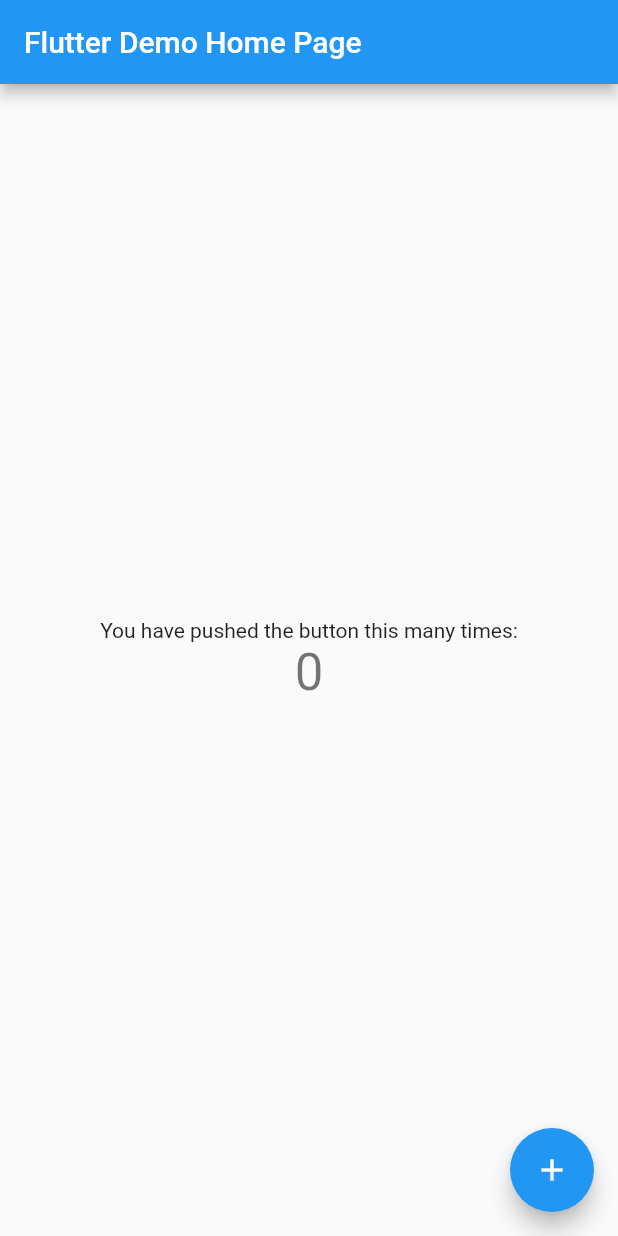
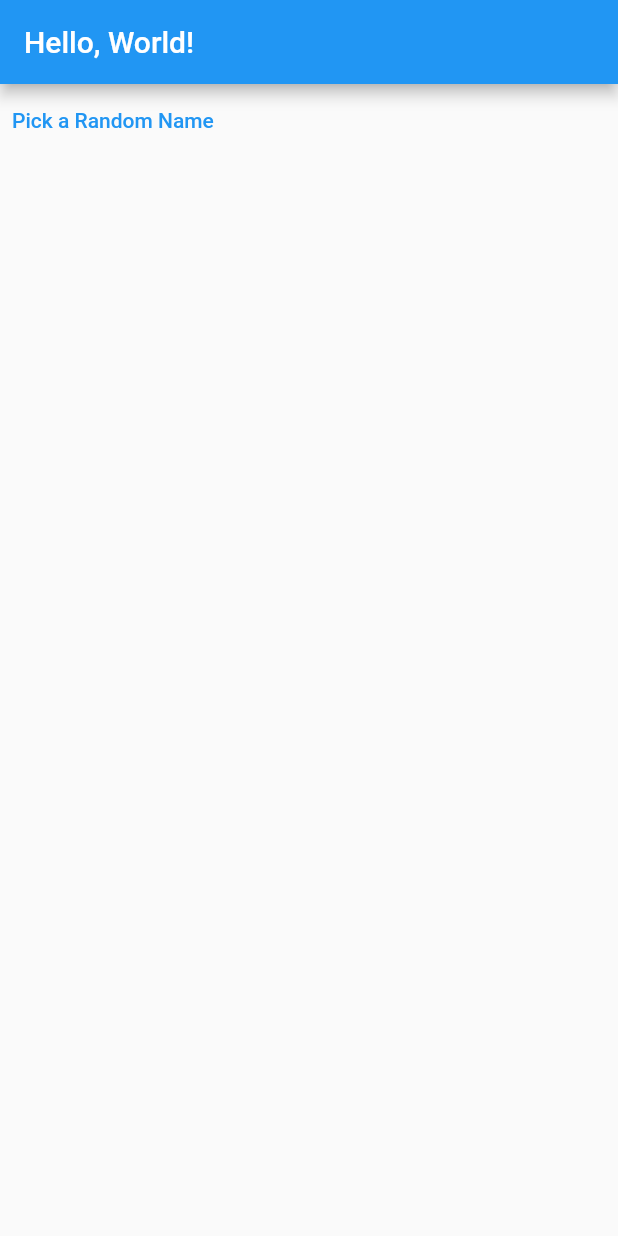
Before and after one commit to oleajan/flutter_testingbloc, a Flutter app: the screen it shows after launch, on a phone screen of 412 x 824 dp. Run offline on Flutter 3.47's test engine with Material 2 defaults, Android fonts, the phone set to English and light mode, and no system bars; our stand-ins replace bloc.

```diff
--- a/lib/main.dart
+++ b/lib/main.dart
@@ -1,4 +1,6 @@
 import 'package:flutter/material.dart';
+import 'package:bloc/bloc.dart';
+import 'dart:math' as math show Random;
 
 void main() {
   runApp(const MyApp());
@@ -7,39 +9,34 @@ void main() {
 class MyApp extends StatelessWidget {
   const MyApp({Key? key}) : super(key: key);
 
-  // This widget is the root of your application.
   @override
   Widget build(BuildContext context) {
     return MaterialApp(
       title: 'Flutter Demo',
       theme: ThemeData(
-        // This is the theme of your application.
-        //
-        // Try running your application with "flutter run". You'll see the
-        // application has a blue toolbar. Then, without quitting the app, try
-        // changing the primarySwatch below to Colors.green and then invoke
-        // "hot reload" (press "r" in the console where you ran "flutter run",
-        // or simply save your changes to "hot reload" in a Flutter IDE).
-        // Notice that the counter didn't reset back to zero; the application
-        // is not restarted.
         primarySwatch: Colors.blue,
       ),
+      debugShowCheckedModeBanner: false,
       home: const MyHomePage(title: 'Flutter Demo Home Page'),
     );
   }
 }
 
+const names = ['Foo', 'Bar', 'Baz'];
+
+//* picks a number at random between 0 and length of T
+extension RandomElement<T> on Iterable<T> {
+  T getRandomElement() => elementAt(math.Random().nextInt(length));
+}
+
+class NamesCubit extends Cubit<String?> {
+  NamesCubit() : super(null);
+
+  void pickRandomName() => emit(names.getRandomElement());
+}
+
 class MyHomePage extends StatefulWidget {
   const MyHomePage({Key? key, required this.title}) : super(key: key);
-
-  // This widget is the home page of your application. It is stateful, meaning
-  // that it has a State object (defined below) that contains fields that affect
-  // how it looks.
-
-  // This class is the configuration for the state. It holds the values (in this
-  // case the title) provided by the parent (in this case the App widget) and
-  // used by the build method of the State. Fields in a Widget subclass are
-  // always marked "final".
 
   final String title;
 
@@ -48,68 +45,52 @@ class MyHomePage extends StatefulWidget {
 }
 
 class _MyHomePageState extends State<MyHomePage> {
-  int _counter = 0;
+  late final NamesCubit cubit;
 
-  void _incrementCounter() {
-    setState(() {
-      // This call to setState tells the Flutter framework that something has
-      // changed in this State, which causes it to rerun the build method below
-      // so that the display can reflect the updated values. If we changed
-      // _counter without calling setState(), then the build method would not be
-      // called again, and so nothing would appear to happen.
-      _counter++;
-    });
+  @override
+  void initState() {
+    super.initState();
+    cubit = NamesCubit();
+  }
+
+  @override
+  void dispose() {
+    cubit.close();
+    super.dispose();
   }
 
   @override
   Widget build(BuildContext context) {
-    // This method is rerun every time setState is called, for instance as done
-    // by the _incrementCounter method above.
-    //
-    // The Flutter framework has been optimized to make rerunning build methods
-    // fast, so that you can just rebuild anything that needs updating rather
-    // than having to individually change instances of widgets.
     return Scaffold(
       appBar: AppBar(
-        // Here we take the value from the MyHomePage object that was created by
-        // the App.build method, and use it to set our appbar title.
-        title: Text(widget.title),
+        title: const Text('Hello, World!'),
       ),
-      body: Center(
-        // Center is a layout widget. It takes a single child and positions it
-        // in the middle of the parent.
-        child: Column(
-          // Column is also a layout widget. It takes a list of children and
-          // arranges them vertically. By default, it sizes itself to fit its
-          // children horizontally, and tries to be as tall as its parent.
-          //
-          // Invoke "debug painting" (press "p" in the console, choose the
-          // "Toggle Debug Paint" action from the Flutter Inspector in Android
-          // Studio, or the "Toggle Debug Paint" command in Visual Studio Code)
-          // to see the wireframe for each widget.
-          //
-          // Column has various properties to control how it sizes itself and
-          // how it positions its children. Here we use mainAxisAlignment to
-          // center the children vertically; the main axis here is the vertical
-          // axis because Columns are vertical (the cross axis would be
-          // horizontal).
-          mainAxisAlignment: MainAxisAlignment.center,
-          children: <Widget>[
-            const Text(
-              'You have pushed the button this many times:',
-            ),
-            Text(
-              '$_counter',
-              style: Theme.of(context).textTheme.headline4,
-            ),
-          ],
-        ),
+      body: StreamBuilder<String?>(
+        stream: cubit.stream,
+        builder: (context, snapshot) {
+          final button = TextButton(
+            onPressed: () {
+              cubit.pickRandomName();
+            },
+            child: const Text('Pick a Random Name'),
+          );
+          switch (snapshot.connectionState) {
+            case ConnectionState.none:
+              return button;
+            case ConnectionState.waiting:
+              return button;
+            case ConnectionState.active:
+              return Column(
+                children: [
+                  Text(snapshot.data ?? ''),
+                  button,
+                ],
+              );
+            case ConnectionState.done:
+              return const SizedBox();
+          }
+        },
       ),
-      floatingActionButton: FloatingActionButton(
-        onPressed: _incrementCounter,
-        tooltip: 'Increment',
-        child: const Icon(Icons.add),
-      ), // This trailing comma makes auto-formatting nicer for build methods.
     );
   }
 }
--- a/pubspec.yaml
+++ b/pubspec.yaml
@@ -34,6 +34,8 @@ dependencies:
   # The following adds the Cupertino Icons font to your application.
   # Use with the CupertinoIcons class for iOS style icons.
   cupertino_icons: ^1.0.2
+  bloc: ^8.0.3
+  flutter_bloc: ^8.0.1
 
 dev_dependencies:
   flutter_test:
```
Also changed, not shown: pubspec.lock.
